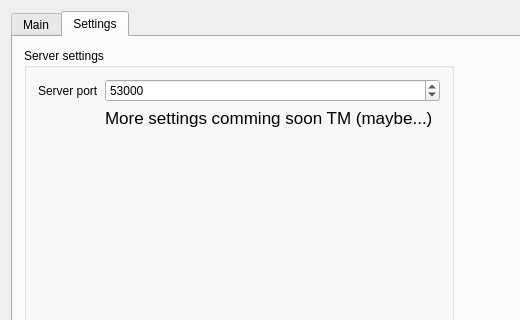
The window that GhostServer/mainwindow.ui (p2sr/GhostServer) describes before a commit, drawn with Qt 5; both pictures show x 0 to 520 and y 0 to 320 of the 978 by 600 pixel window.
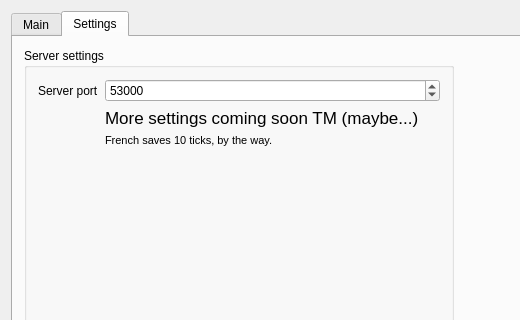
The same window after the commit. The open tabs and pages were chosen to show the change.

What changed in the file:
```diff
--- a/GhostServer/mainwindow.ui
+++ b/GhostServer/mainwindow.ui
@@ -186,7 +186,19 @@
              </font>
             </property>
             <property name="text">
-             <string>More settings comming soon TM (maybe...)</string>
+             <string>More settings coming soon TM (maybe...)</string>
+            </property>
+           </widget>
+          </item>
+          <item row="2" column="1">
+           <widget class="QLabel" name="label_3">
+            <property name="font">
+             <font>
+              <pointsize>8</pointsize>
+             </font>
+            </property>
+            <property name="text">
+             <string>French saves 10 ticks, by the way.</string>
             </property>
            </widget>
           </item>
```
Left out of the diff: 8 changed lines with no effect on the pictures.
